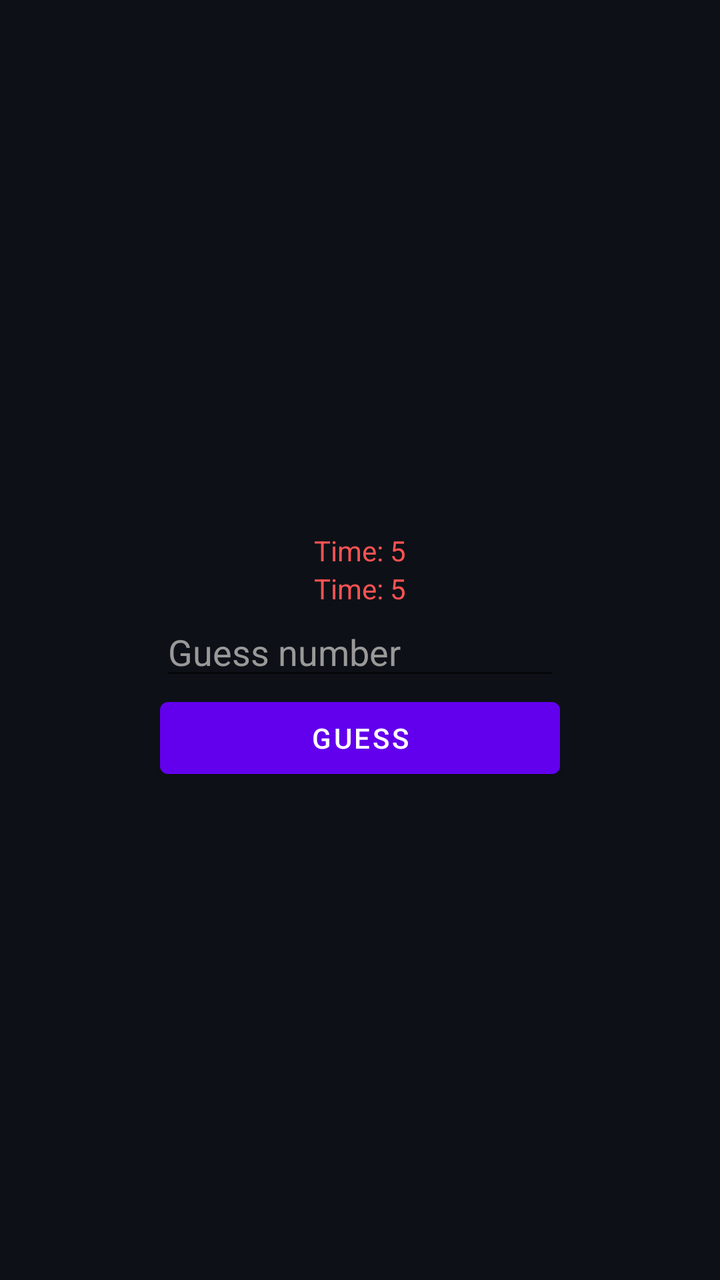
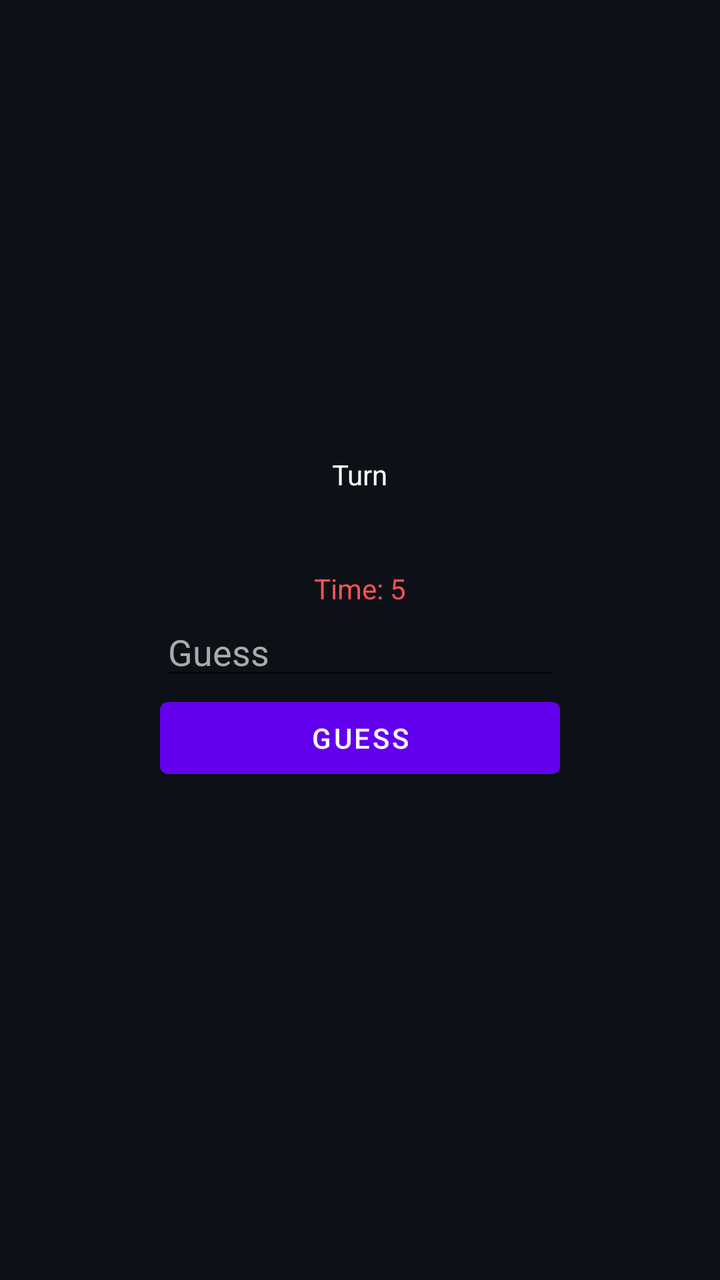

Screens rendered from an Android XML layout before and after an edit, with the pre-edit source and the edit as a unified diff.
<!-- AndroidManifest.xml: fallback theme Theme.MaterialComponents.DayNight.NoActionBar -->
<!-- res/layout/activity_game.xml -->
<?xml version="1.0" encoding="utf-8"?>
<LinearLayout
    xmlns:android="http://schemas.android.com/apk/res/android"
    android:layout_height="match_parent"
    android:orientation="vertical"
    android:gravity="center"
    android:padding="20dp"
    android:background="#0D1117">

    <TextView
        android:id="@+id/scoreText"
        android:layout_width="wrap_content"
        android:layout_height="wrap_content"
        android:textColor="#FFFFFF"/>

    <TextView
        android:id="@+id/livesText"
        android:layout_width="wrap_content"
        android:layout_height="wrap_content"
        android:textColor="#FFFFFF"/>
    
    <TextView
    android:id="@+id/turnText"
        android:layout_width="wrap_content"
        android:layout_height="wrap_content"
        android:text="Time: 5"
        android:textColor="#FF5252"/>


    <TextView
        android:id="@+id/timerText"
        android:layout_width="wrap_content"
        android:layout_height="wrap_content"
        android:text="Time: 5"
        android:textColor="#FF5252"/>

    <EditText
        android:id="@+id/input"
        android:layout_width="200dp"
        android:layout_height="wrap_content"
        android:hint="Guess number"
        android:textColor="#FFFFFF"
        android:textColorHint="#999999"/>

    <Button
        android:id="@+id/submitBtn"
        android:layout_width="200dp"
        android:layout_height="wrap_content"
        android:text="Guess"/>

    <TextView
        android:id="@+id/resultText"
        android:layout_width="wrap_content"
        android:layout_height="wrap_content"
        android:textColor="#00E676"/>

</LinearLayout>
<!-- resources referenced by this layout -->
<resources>

</resources>

<!-- the commit's change to res/layout/activity_game.xml (unified diff, before → after) -->
@@ -1,6 +1,7 @@
 <?xml version="1.0" encoding="utf-8"?>
 <LinearLayout
     xmlns:android="http://schemas.android.com/apk/res/android"
+    android:layout_width="match_parent"
     android:layout_height="match_parent"
     android:orientation="vertical"
     android:gravity="center"
@@ -8,50 +9,49 @@
     android:background="#0D1117">
 
     <TextView
+        android:id="@+id/turnText"
+        android:text="Turn"
+        android:textColor="#FFFFFF"
+        android:layout_width="wrap_content"
+        android:layout_height="wrap_content"/>
+
+    <TextView
         android:id="@+id/scoreText"
+        android:textColor="#FFFFFF"
         android:layout_width="wrap_content"
-        android:layout_height="wrap_content"
-        android:textColor="#FFFFFF"/>
+        android:layout_height="wrap_content"/>
 
     <TextView
         android:id="@+id/livesText"
+        android:textColor="#FFFFFF"
         android:layout_width="wrap_content"
-        android:layout_height="wrap_content"
-        android:textColor="#FFFFFF"/>
-    
-    <TextView
-    android:id="@+id/turnText"
-        android:layout_width="wrap_content"
-        android:layout_height="wrap_content"
-        android:text="Time: 5"
-        android:textColor="#FF5252"/>
-
+        android:layout_height="wrap_content"/>
 
     <TextView
         android:id="@+id/timerText"
+        android:text="Time: 5"
+        android:textColor="#FF5252"
         android:layout_width="wrap_content"
-        android:layout_height="wrap_content"
-        android:text="Time: 5"
-        android:textColor="#FF5252"/>
+        android:layout_height="wrap_content"/>
 
     <EditText
         android:id="@+id/input"
         android:layout_width="200dp"
         android:layout_height="wrap_content"
-        android:hint="Guess number"
+        android:hint="Guess"
         android:textColor="#FFFFFF"
-        android:textColorHint="#999999"/>
+        android:textColorHint="#AAAAAA"/>
 
     <Button
         android:id="@+id/submitBtn"
+        android:text="Guess"
         android:layout_width="200dp"
-        android:layout_height="wrap_content"
-        android:text="Guess"/>
+        android:layout_height="wrap_content"/>
 
     <TextView
         android:id="@+id/resultText"
+        android:textColor="#00E676"
         android:layout_width="wrap_content"
-        android:layout_height="wrap_content"
-        android:textColor="#00E676"/>
+        android:layout_height="wrap_content"/>
 
 </LinearLayout>
